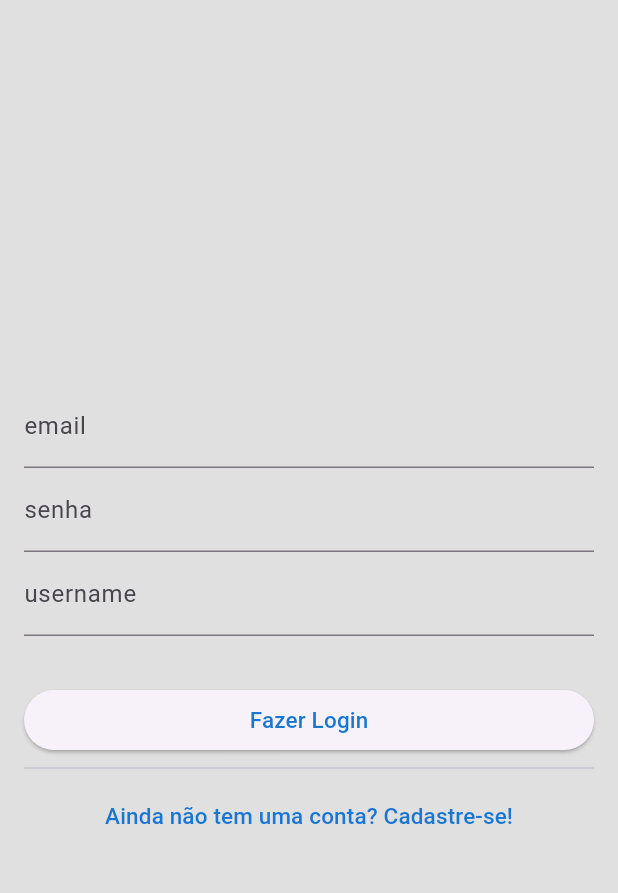
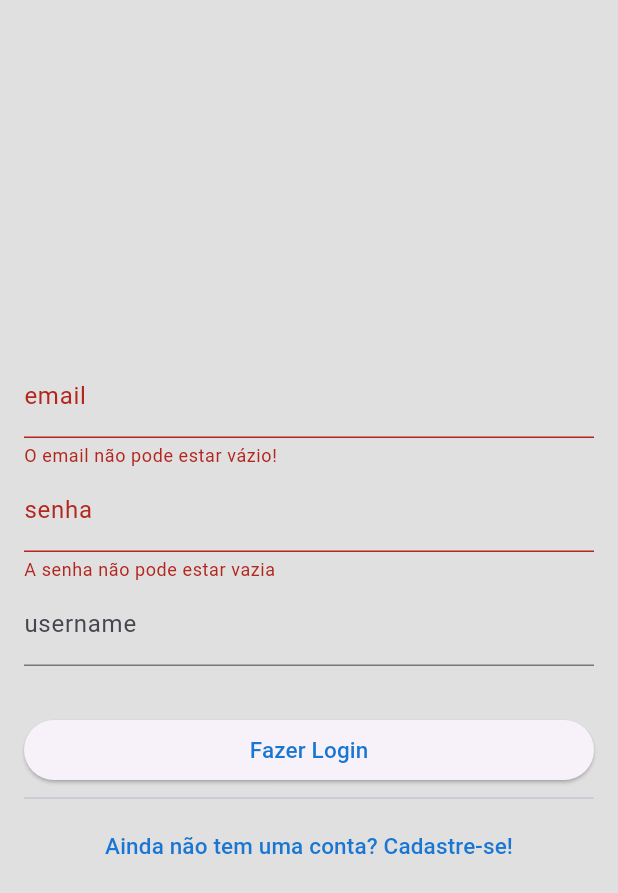
Before and after one commit to V1ct0rSabaa/Hamburgueria-com-Ratings-e-Users, a Flutter app: the screen it shows after launch, after a tap on "Fazer Login", on a phone screen of 412 x 824 dp. Shown: the top 893 px of the screen. Run offline on Flutter 3.47's test engine with Material 3 defaults, Android fonts, the light colour scheme and no system bars; generated files the repository leaves out were written again.

Commit message:
Add files via upload

```diff
--- a/lib/src/screens/AuthScreen.dart
+++ b/lib/src/screens/AuthScreen.dart
@@ -1,82 +1,112 @@
 import 'package:flutter/material.dart';
 
-class AuthScreen extends StatefulWidget{
-  const AuthScreen({super.key});
+class AuthScreen extends StatefulWidget {
+  const AuthScreen({Key? key}) : super(key: key);
+
   @override
   State<StatefulWidget> createState() => AuthScreenState();
 }
 
-class AuthScreenState extends State<AuthScreen>{
+class AuthScreenState extends State<AuthScreen> {
   bool jaCadastrou = true;
   final Color? corTextoEspecial = Colors.blue[700];
+  final GlobalKey<FormState> _formKey = GlobalKey<FormState>(); // Adiciona a chave global para o formulário
 
-  String? validarEmail(String? entrada){
+  String? validarEmail(String? entrada) {
     return null;
   }
-  String? validarSenha(String? entrada){
+
+  String? validarSenha(String? entrada) {
     return null;
   }
-  String? validarUsername(String? entrada){
+
+  String? validarUsername(String? entrada) {
     return null;
   }
 
   @override
-  Widget build(BuildContext context){
+  Widget build(BuildContext context) {
     return Scaffold(
       backgroundColor: Colors.black12,
       body: Padding(
         padding: const EdgeInsets.all(16.0),
-        child: Form(child:
-        Column(
+        child: Form(
+          key: _formKey, // Atribui a chave global para o formulário
+          child: Column(
             mainAxisAlignment: MainAxisAlignment.center,
             crossAxisAlignment: CrossAxisAlignment.stretch,
             children: [
               TextFormField(
                 showCursor: true,
                 decoration: const InputDecoration(label: Text("email")),
-              validator: (String? value){
-                if(value == null) { return "O email não pode estar vázio!"; }
-                if(!value.contains("@")){ return  "O email deve conter \"@\""; }
-                if(value.startsWith("@") || value.endsWith("@") || value.length <= 4) {return "Formato de email inválido"; }
+                validator: (String? value) {
+                  if (value == null || value.isEmpty) {
+                    return "O email não pode estar vázio!";
+                  }
+                  if (!value.contains("@")) {
+                    return "O email deve conter \"@\"";
+                  }
+                  if (value.startsWith("@") ||
+                      value.endsWith("@") ||
+                      value.length <= 4) {
+                    return "Formato de email inválido";
+                  }
                   return null;
-              }
+                },
               ),
               TextFormField(
-              showCursor: true, obscureText: true,
+                showCursor: true,
+                obscureText: true,
                 decoration: const InputDecoration(label: Text("senha")),
                 validator: (String? value) {
-              if(value == null) { return "A senha não pode estar vázia"; }
+                  if (value == null || value.isEmpty) {
+                    return "A senha não pode estar vazia";
+                  }
                   // final regex = RegExp(r"[A-za-z0-9]+");
                   // if(regex.hasMatch(value)){
                   //   return "Formato de senha inválido, deve conter letras minusculas, maiusculas e números";
                   // }
                   return null;
-             }
+                },
               ),
               Visibility(
                 visible: jaCadastrou,
-              child: TextFormField(decoration: const InputDecoration(label: Text("username"))
-              )
+                child: TextFormField(
+                  decoration: const InputDecoration(label: Text("username")),
+                ),
               ),
               const SizedBox(height: 32),
               ElevatedButton(
-              onPressed: (){
-
+                onPressed: () {
+                  // Valida o formulário ao pressionar o botão
+                  if (_formKey.currentState!.validate()) {
+                    // Faça algo se a validação for bem-sucedida
+                    print("Formulário válido");
+                  }
                 },
-              child: Text((jaCadastrou) ? "Fazer Login" : "Criar Conta", style: TextStyle(fontSize: 15, color: corTextoEspecial))
+                child: Text(
+                  (jaCadastrou) ? "Fazer Login" : "Criar Conta",
+                  style: TextStyle(fontSize: 15, color: corTextoEspecial),
+                ),
               ),
               const Divider(),
               TextButton(
-              onPressed: (){ setState(() {
-                jaCadastrou = !jaCadastrou; })
-              ;},
-              child: Text((jaCadastrou) ? "Ainda não tem uma conta? Cadastre-se!" : "Já tenho conta, quero fazer login.",
-                style: TextStyle(fontSize: 15, color: corTextoEspecial))
-                )
-            ]
-          )
-        )
-      )
+                onPressed: () {
+                  setState(() {
+                    jaCadastrou = !jaCadastrou;
+                  });
+                },
+                child: Text(
+                  (jaCadastrou)
+                      ? "Ainda não tem uma conta? Cadastre-se!"
+                      : "Já tenho conta, quero fazer login.",
+                  style: TextStyle(fontSize: 15, color: corTextoEspecial),
+                ),
+              ),
+            ],
+          ),
+        ),
+      ),
     );
   }
 }
```
Lines whose indentation alone changed are shown as unchanged.
